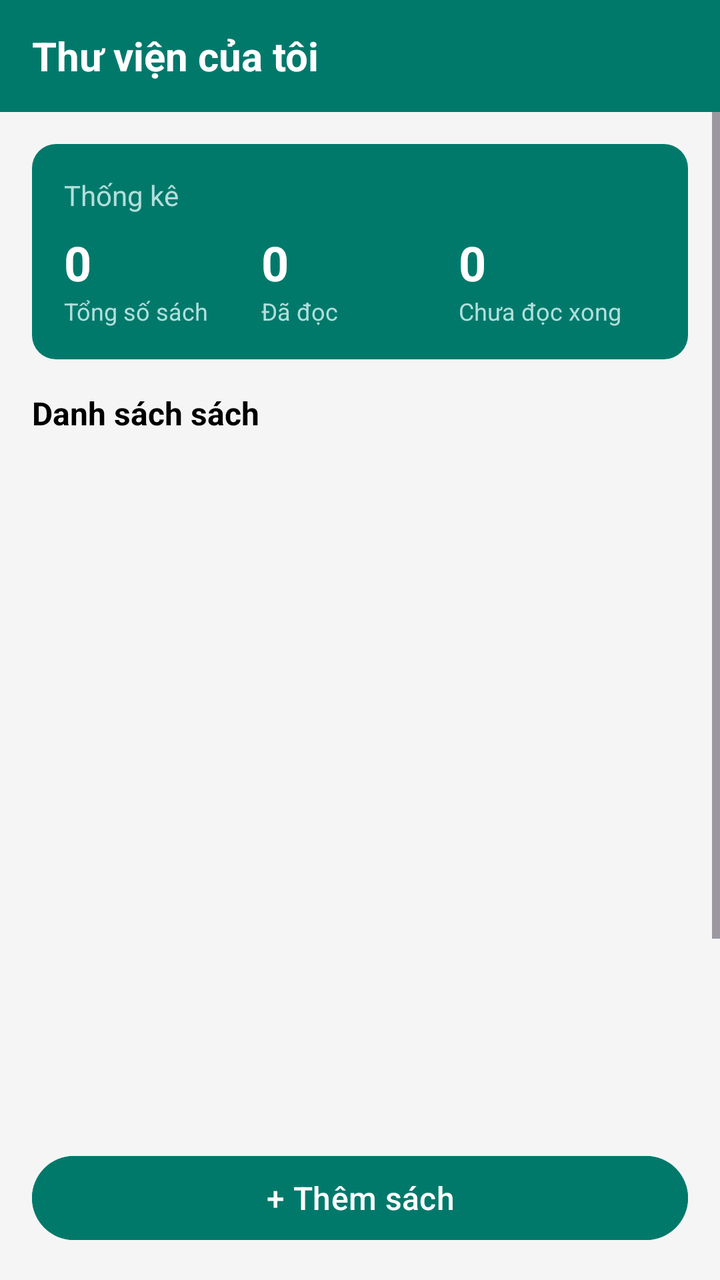
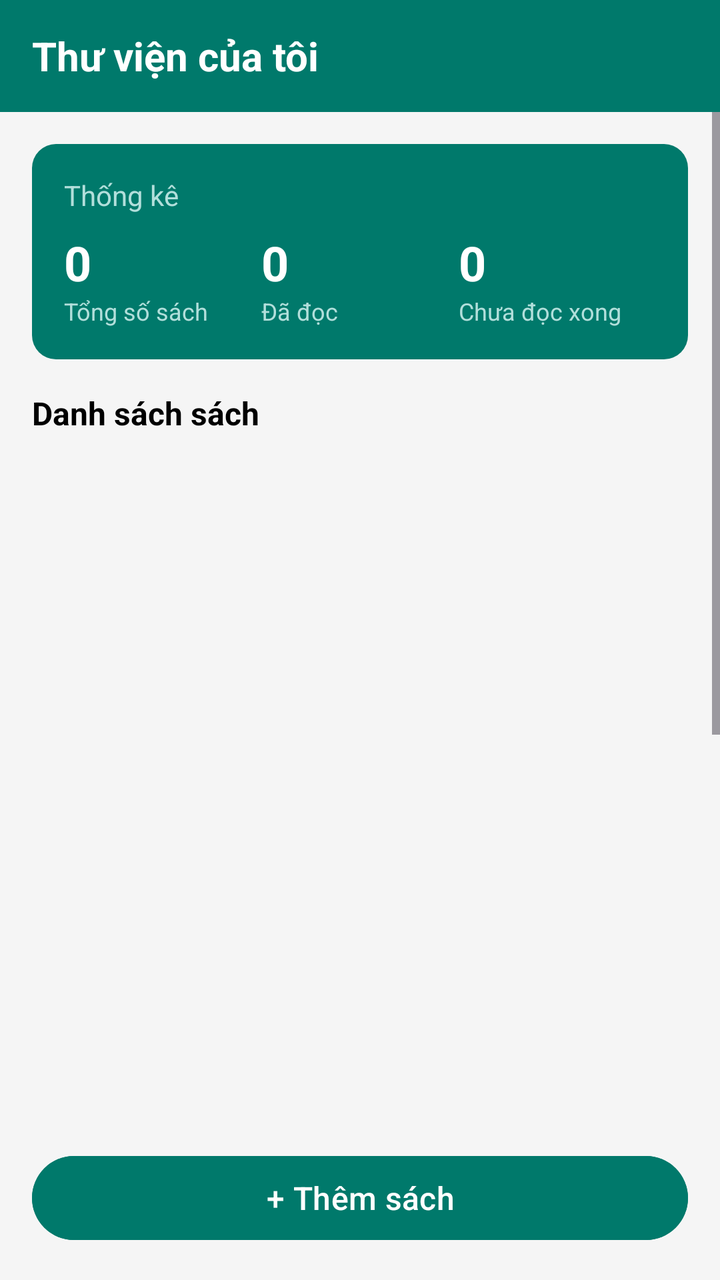

Two renders of the same Android screen: before a commit and after it. Below are the layout's source before the change and the commit's diff.
<!-- AndroidManifest.xml: application theme Theme.Test2 -->
<!-- res/layout/activity_main.xml -->
<?xml version="1.0" encoding="utf-8"?>
<RelativeLayout xmlns:android="http://schemas.android.com/apk/res/android"
    android:layout_width="match_parent"
    android:layout_height="match_parent"
    android:background="#F5F5F5">

    <TextView
        android:id="@+id/tvHeader"
        android:layout_width="match_parent"
        android:layout_height="56dp"
        android:background="#00796B"
        android:gravity="center_vertical"
        android:paddingStart="16dp"
        android:text="Thư viện của tôi"
        android:textColor="@android:color/white"
        android:textSize="20sp"
        android:textStyle="bold" />

    <ScrollView
        android:layout_width="match_parent"
        android:layout_height="match_parent"
        android:layout_above="@id/btnAddBook"
        android:layout_below="@id/tvHeader">

        <LinearLayout
            android:layout_width="match_parent"
            android:layout_height="wrap_content"
            android:orientation="vertical"
            android:padding="16dp">

            <LinearLayout
                android:layout_width="match_parent"
                android:layout_height="wrap_content"
                android:background="@drawable/card_teal_bg"
                android:orientation="vertical"
                android:padding="16dp">

                <TextView
                    android:layout_width="wrap_content"
                    android:layout_height="wrap_content"
                    android:text="Thống kê"
                    android:textColor="#B2DFDB"
                    android:textSize="14sp" />

                <LinearLayout
                    android:layout_width="match_parent"
                    android:layout_height="wrap_content"
                    android:layout_marginTop="8dp"
                    android:weightSum="3">

                    <LinearLayout
                        android:layout_width="0dp"
                        android:layout_height="wrap_content"
                        android:layout_weight="1"
                        android:orientation="vertical">
                        <TextView
                            android:id="@+id/tvTotalBooks"
                            android:layout_width="wrap_content"
                            android:layout_height="wrap_content"
                            android:text="0"
                            android:textColor="@android:color/white"
                            android:textSize="24sp"
                            android:textStyle="bold" />
                        <TextView
                            android:layout_width="wrap_content"
                            android:layout_height="wrap_content"
                            android:text="Tổng số sách"
                            android:textColor="#B2DFDB"
                            android:textSize="12sp" />
                    </LinearLayout>

                    <LinearLayout
                        android:layout_width="0dp"
                        android:layout_height="wrap_content"
                        android:layout_weight="1"
                        android:orientation="vertical">
                        <TextView
                            android:id="@+id/tvReadBooks"
                            android:layout_width="wrap_content"
                            android:layout_height="wrap_content"
                            android:text="0"
                            android:textColor="@android:color/white"
                            android:textSize="24sp"
                            android:textStyle="bold" />
                        <TextView
                            android:layout_width="wrap_content"
                            android:layout_height="wrap_content"
                            android:text="Đã đọc"
                            android:textColor="#B2DFDB"
                            android:textSize="12sp" />
                    </LinearLayout>

                    <LinearLayout
                        android:layout_width="0dp"
                        android:layout_height="wrap_content"
                        android:layout_weight="1"
                        android:orientation="vertical">
                        <TextView
                            android:id="@+id/tvUnreadBooks"
                            android:layout_width="wrap_content"
                            android:layout_height="wrap_content"
                            android:text="0"
                            android:textColor="@android:color/white"
                            android:textSize="24sp"
                            android:textStyle="bold" />
                        <TextView
                            android:layout_width="wrap_content"
                            android:layout_height="wrap_content"
                            android:text="Chưa đọc xong"
                            android:textColor="#B2DFDB"
                            android:textSize="12sp" />
                    </LinearLayout>
                </LinearLayout>
            </LinearLayout>

            <TextView
                android:layout_width="wrap_content"
                android:layout_height="wrap_content"
                android:layout_marginTop="16dp"
                android:text="Danh sách sách"
                android:textColor="#000000"
                android:textSize="16sp"
                android:textStyle="bold" />

            <ListView
                android:id="@+id/lvBooks"
                android:layout_width="match_parent"
                android:layout_height="400dp"
                android:layout_marginTop="8dp"
                android:divider="@null"
                android:dividerHeight="8dp" />

            <TextView
                android:layout_width="match_parent"
                android:layout_height="wrap_content"
                android:layout_marginTop="8dp"
                android:gravity="center"
                android:text="(nhấn vào một cuốn sách để xem chi tiết)"
                android:textColor="#757575"
                android:textSize="12sp" />
        </LinearLayout>
    </ScrollView>

    <Button
        android:id="@+id/btnAddBook"
        android:layout_width="match_parent"
        android:layout_height="50dp"
        android:layout_alignParentBottom="true"
        android:layout_margin="16dp"
        android:backgroundTint="#00796B"
        android:text="+ Thêm sách"
        android:textColor="@android:color/white"
        android:textSize="16sp" />
</RelativeLayout>
<!-- resources referenced by this layout -->
<resources>
  <!-- drawable card_teal_bg (drawable) -->
  <?xml version="1.0" encoding="utf-8"?>
  <shape xmlns:android="http://schemas.android.com/apk/res/android">
      <solid android:color="#00796B" />
      <corners android:radius="12dp" />
  </shape>
  <style name="Theme.Test2" parent="Base.Theme.Test2" />
  <style name="Base.Theme.Test2" parent="Theme.Material3.DayNight.NoActionBar">
          
          
      </style>
</resources>

<!-- the commit's change to res/layout/activity_main.xml (unified diff, before → after) -->
@@ -125,8 +125,9 @@
             <ListView
                 android:id="@+id/lvBooks"
                 android:layout_width="match_parent"
-                android:layout_height="400dp"
+                android:layout_height="600dp"
                 android:layout_marginTop="8dp"
+                android:nestedScrollingEnabled="true"
                 android:divider="@null"
                 android:dividerHeight="8dp" />
 
